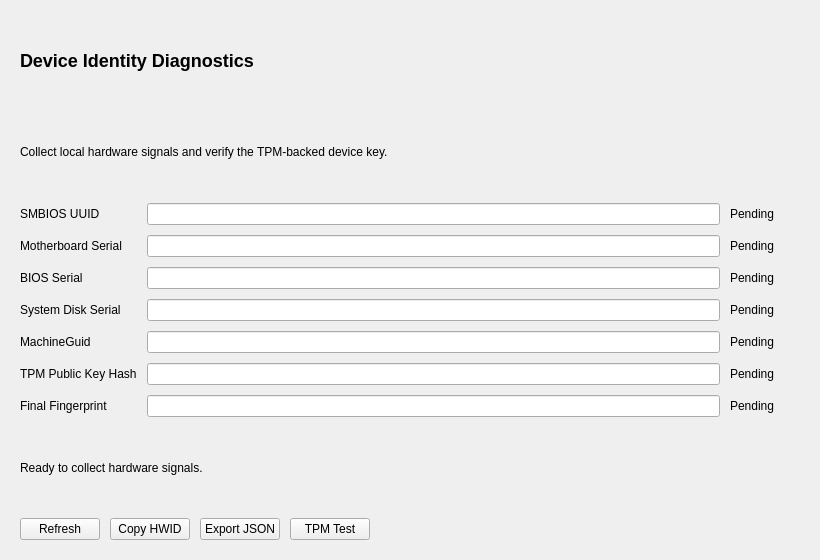
Above: hwid-obtainer/ui/MainWindow.ui from Starhaxor/StarLoader before the change. Below: the same form after it.
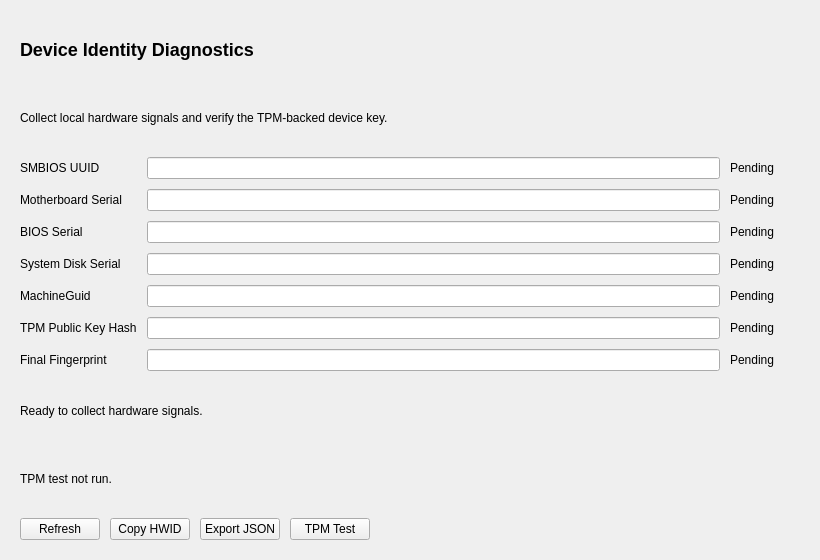
That is the form after the change.

The edit to the form file:
```diff
--- a/hwid-obtainer/ui/MainWindow.ui
+++ b/hwid-obtainer/ui/MainWindow.ui
@@ -35,6 +35,7 @@
      </layout>
     </item>
     <item><widget class="QLabel" name="operationStatusLabel"><property name="text"><string>Ready to collect hardware signals.</string></property><property name="wordWrap"><bool>true</bool></property></widget></item>
+    <item><widget class="QLabel" name="tpmTestStatusLabel"><property name="text"><string>TPM test not run.</string></property><property name="wordWrap"><bool>true</bool></property></widget></item>
     <item>
      <layout class="QHBoxLayout" name="buttonsLayout">
       <item><widget class="QPushButton" name="refreshButton"><property name="text"><string>Refresh</string></property></widget></item>
```
